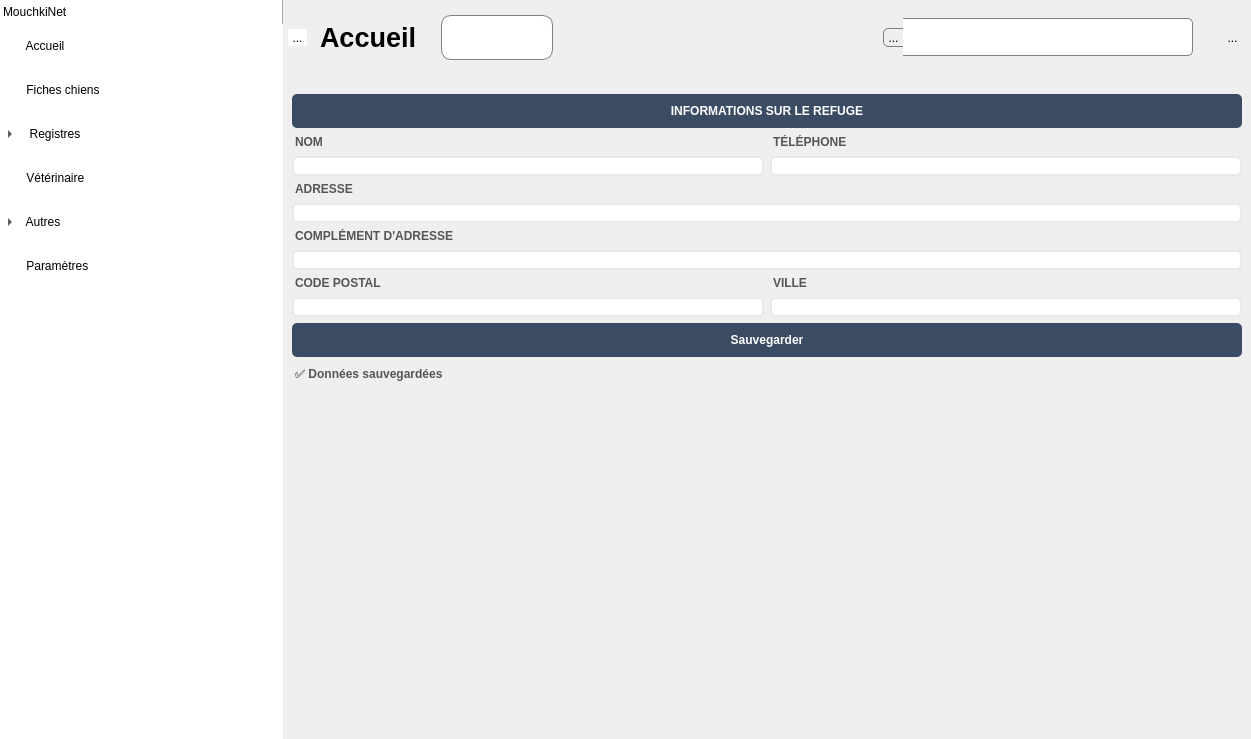
Qt form mainwindow.ui (ArtAuc/mkrescue) before a commit.
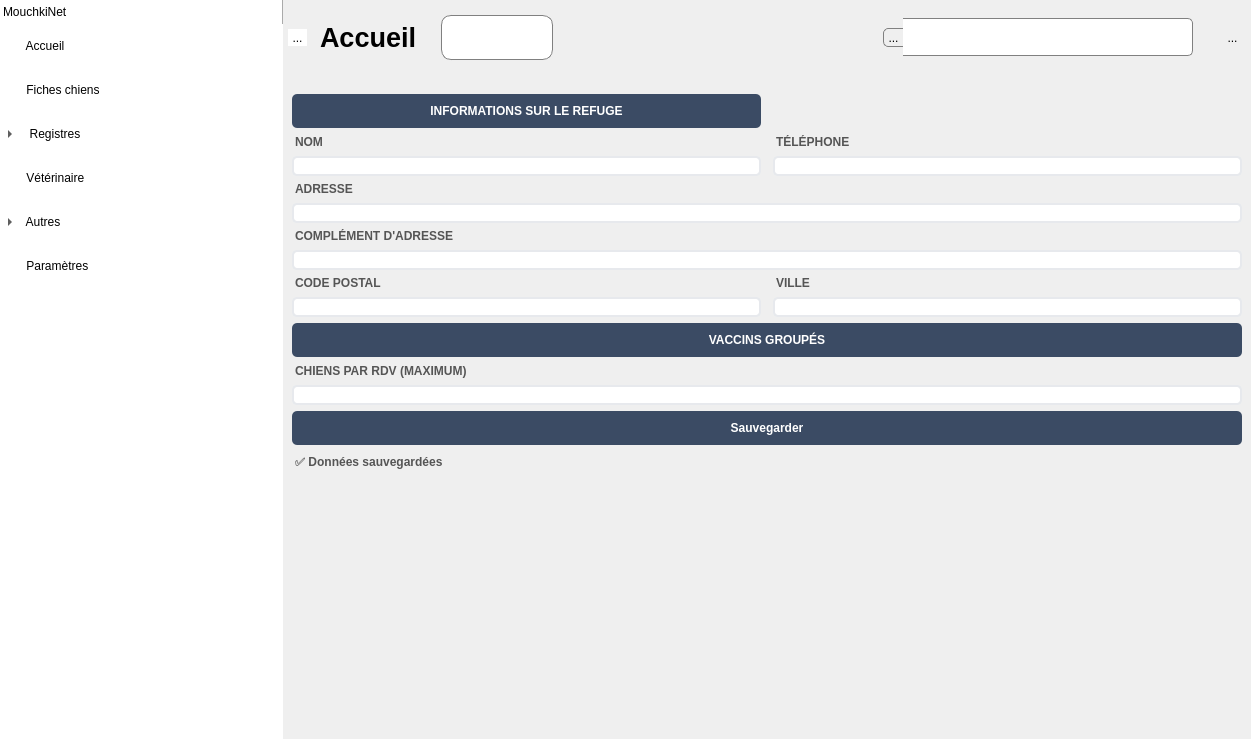
The same form after that commit. The open tabs and pages were chosen to show the change. Icons and pictures are not drawn. Custom widgets are drawn as their Qt base class.

What changed in the file:
```diff
--- a/mainwindow.ui
+++ b/mainwindow.ui
@@ -2017,7 +2017,21 @@
 </string>
          </property>
          <layout class="QGridLayout" name="gridLayout_8">
-          <item row="1" column="1">
+          <item row="4" column="2">
+           <layout class="QVBoxLayout" name="cityShelterEditLayout">
+            <item>
+             <widget class="QLabel" name="cityShelterEditLabel">
+              <property name="text">
+               <string>VILLE</string>
+              </property>
+             </widget>
+            </item>
+            <item>
+             <widget class="QLineEdit" name="cityShelterEdit"/>
+            </item>
+           </layout>
+          </item>
+          <item row="1" column="2">
            <layout class="QVBoxLayout" name="phoneShelterEditLayout">
             <item>
              <widget class="QLabel" name="phoneShelterEditLabel">
@@ -2031,42 +2045,57 @@
             </item>
            </layout>
           </item>
-          <item row="3" column="0" colspan="2">
-           <layout class="QVBoxLayout" name="addressShelterEditLayout">
-            <item>
-             <widget class="QLabel" name="addressShelterEditLabel">
-              <property name="text">
-               <string>ADRESSE</string>
-              </property>
-             </widget>
-            </item>
-            <item>
-             <widget class="QLineEdit" name="addressShelterEdit"/>
-            </item>
-           </layout>
+          <item row="0" column="0">
+           <widget class="QLabel" name="shelterInfosLabel">
+            <property name="sizePolicy">
+             <sizepolicy hsizetype="Preferred" vsizetype="Fixed">
+              <horstretch>0</horstretch>
+              <verstretch>0</verstretch>
+             </sizepolicy>
+            </property>
+            <property name="styleSheet">
+             <string notr="true">QLabel {
+	qproperty-alignment: 'AlignCenter';
+	padding:10px;
+	color:white;
+	background-color:#3b4b64;
+	border-radius:5px;
+}</string>
+            </property>
+            <property name="text">
+             <string>INFORMATIONS SUR LE REFUGE</string>
+            </property>
+            <property name="alignment">
+             <set>Qt::AlignCenter</set>
+            </property>
+           </widget>
           </item>
-          <item row="4" column="0" colspan="2">
-           <layout class="QVBoxLayout" name="address2ShelterEditLayout">
-            <item>
-             <widget class="QLabel" name="address2ShelterEditLabel">
-              <property name="text">
-               <string>COMPLÉMENT D'ADRESSE</string>
-              </property>
-             </widget>
-            </item>
-            <item>
-             <widget class="QLineEdit" name="address2ShelterEdit"/>
-            </item>
-           </layout>
-          </item>
-          <item row="6" column="0" colspan="2">
-           <widget class="QPushButton" name="saveSettingsButton">
+          <item row="5" column="0" colspan="3">
+           <widget class="QLabel" name="shelterInfosLabel_2">
+            <property name="sizePolicy">
+             <sizepolicy hsizetype="Preferred" vsizetype="Fixed">
+              <horstretch>0</horstretch>
+              <verstretch>0</verstretch>
+             </sizepolicy>
+            </property>
+            <property name="styleSheet">
+             <string notr="true">QLabel {
+	qproperty-alignment: 'AlignCenter';
+	padding:10px;
+	color:white;
+	background-color:#3b4b64;
+	border-radius:5px;
+}</string>
+            </property>
             <property name="text">
-             <string>Sauvegarder</string>
+             <string>VACCINS GROUPÉS</string>
             </property>
+            <property name="alignment">
+             <set>Qt::AlignCenter</set>
+            </property>
            </widget>
           </item>
-          <item row="5" column="0">
+          <item row="4" column="0">
            <layout class="QVBoxLayout" name="postalCodeShelterEditLayout">
             <item>
              <widget class="QLabel" name="postalCodeShelterEditLabel">
@@ -2094,32 +2123,7 @@
             </item>
            </layout>
           </item>
-          <item row="0" column="0" colspan="2">
-           <widget class="QLabel" name="shelterInfosLabel">
-            <property name="sizePolicy">
-             <sizepolicy hsizetype="Preferred" vsizetype="Fixed">
-              <horstretch>0</horstretch>
-              <verstretch>0</verstretch>
-             </sizepolicy>
-            </property>
-            <property name="styleSheet">
-             <string notr="true">QLabel {
-	qproperty-alignment: 'AlignCenter';
-	padding:10px;
-	color:white;
-	background-color:#3b4b64;
-	border-radius:5px;
-}</string>
-            </property>
-            <property name="text">
-             <string>INFORMATIONS SUR LE REFUGE</string>
-            </property>
-            <property name="alignment">
-             <set>Qt::AlignCenter</set>
-            </property>
-           </widget>
-          </item>
-          <item row="8" column="0" colspan="2">
+          <item row="9" column="0" colspan="3">
            <spacer name="verticalSpacer_2">
             <property name="orientation">
              <enum>Qt::Vertical</enum>
@@ -2132,21 +2136,7 @@
             </property>
            </spacer>
           </item>
-          <item row="5" column="1">
-           <layout class="QVBoxLayout" name="cityShelterEditLayout">
-            <item>
-             <widget class="QLabel" name="cityShelterEditLabel">
-              <property name="text">
-               <string>VILLE</string>
-              </property>
-             </widget>
-            </item>
-            <item>
-             <widget class="QLineEdit" name="cityShelterEdit"/>
-            </item>
-           </layout>
-          </item>
-          <item row="7" column="0" colspan="2">
+          <item row="8" column="0" colspan="3">
            <widget class="QLabel" name="savedLabel">
             <property name="text">
              <string>✅ Données sauvegardées</string>
@@ -2156,6 +2146,55 @@
             </property>
            </widget>
           </item>
+          <item row="6" column="0" colspan="3">
+           <layout class="QVBoxLayout" name="postalCodeShelterEditLayout_2">
+            <item>
+             <widget class="QLabel" name="postalCodeShelterEditLabel_2">
+              <property name="text">
+               <string>CHIENS PAR RDV (MAXIMUM)</string>
+              </property>
+             </widget>
+            </item>
+            <item>
+             <widget class="QLineEdit" name="postalCodeShelterEdit_2"/>
+            </item>
+           </layout>
+          </item>
+          <item row="7" column="0" colspan="3">
+           <widget class="QPushButton" name="saveSettingsButton">
+            <property name="text">
+             <string>Sauvegarder</string>
+            </property>
+           </widget>
+          </item>
+          <item row="3" column="0" colspan="3">
+           <layout class="QVBoxLayout" name="address2ShelterEditLayout">
+            <item>
+             <widget class="QLabel" name="address2ShelterEditLabel">
+              <property name="text">
+               <string>COMPLÉMENT D'ADRESSE</string>
+              </property>
+             </widget>
+            </item>
+            <item>
+             <widget class="QLineEdit" name="address2ShelterEdit"/>
+            </item>
+           </layout>
+          </item>
+          <item row="2" column="0" colspan="3">
+           <layout class="QVBoxLayout" name="addressShelterEditLayout">
+            <item>
+             <widget class="QLabel" name="addressShelterEditLabel">
+              <property name="text">
+               <string>ADRESSE</string>
+              </property>
+             </widget>
+            </item>
+            <item>
+             <widget class="QLineEdit" name="addressShelterEdit"/>
+            </item>
+           </layout>
+          </item>
          </layout>
         </widget>
         <widget class="DogRegistry" name="careRegistryPage">
```
Left out of the diff: 7 changed lines with no effect on the pictures.
